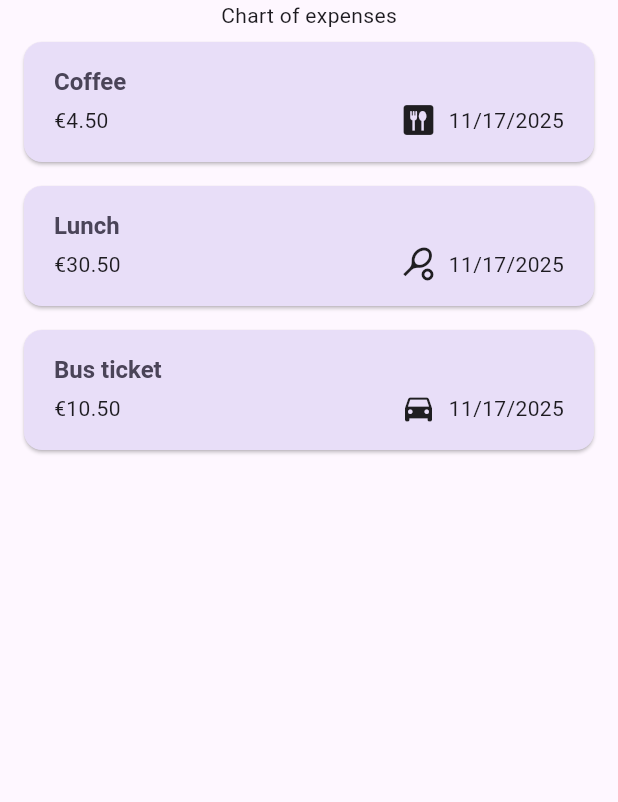
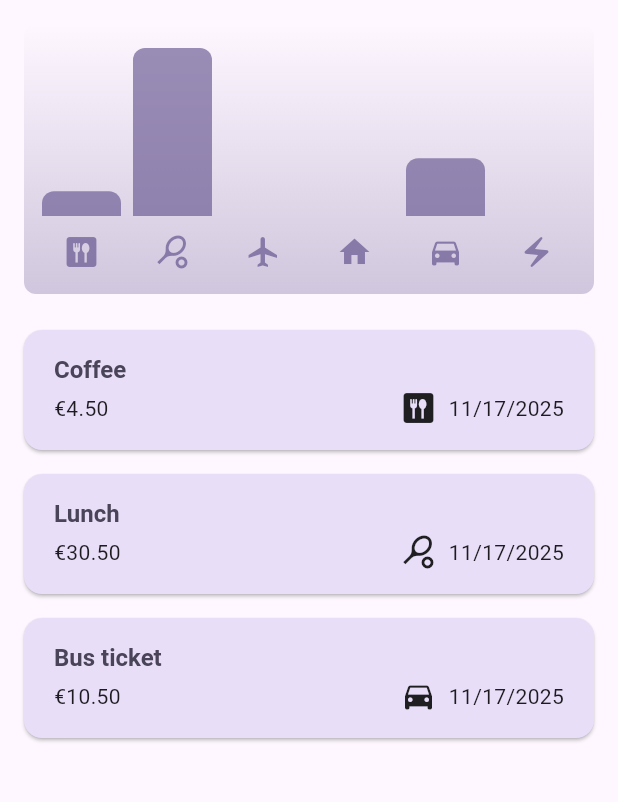
Before and after one commit to niamh-d/flutter_expense_tracker, a Flutter app: the screen it shows after launch, on a phone screen of 412 x 824 dp, the part 84-886 px from its top. Run offline on Flutter 3.47's test engine with Material 3 defaults, Android fonts, the phone set to English and light mode, and no system bars.

Commit message:
expenses chart with chart bars

```diff
--- /dev/null
+++ b/lib/widgets/chart/chart.dart
@@ -0,0 +1,93 @@
+import 'package:flutter/material.dart';
+
+import 'package:expense_tracker/widgets/chart/chart_bar.dart';
+import 'package:expense_tracker/models/expense.dart';
+
+class Chart extends StatelessWidget {
+  const Chart({super.key, required this.expenses});
+
+  final List<Expense> expenses;
+
+  List<ExpenseBucket> get buckets {
+    return [
+      ExpenseBucket.forCategory(expenses, ExpenseCategory.food),
+      ExpenseBucket.forCategory(expenses, ExpenseCategory.leisure),
+      ExpenseBucket.forCategory(expenses, ExpenseCategory.travel),
+      ExpenseBucket.forCategory(expenses, ExpenseCategory.home),
+      ExpenseBucket.forCategory(expenses, ExpenseCategory.transport),
+      ExpenseBucket.forCategory(expenses, ExpenseCategory.bills),
+    ];
+  }
+
+  double get maxTotalExpense {
+    double maxTotalExpense = 0;
+
+    for (final bucket in buckets) {
+      if (bucket.totalExpenses > maxTotalExpense) {
+        maxTotalExpense = bucket.totalExpenses;
+      }
+    }
+
+    return maxTotalExpense;
+  }
+
+  @override
+  Widget build(BuildContext context) {
+    final isDarkMode =
+        MediaQuery.of(context).platformBrightness == Brightness.dark;
+    return Container(
+      margin: const EdgeInsets.all(16),
+      padding: const EdgeInsets.symmetric(vertical: 16, horizontal: 8),
+      width: double.infinity,
+      height: 180,
+      decoration: BoxDecoration(
+        borderRadius: BorderRadius.circular(8),
+        gradient: LinearGradient(
+          colors: [
+            Theme.of(context).colorScheme.primary.withValues(alpha: 0.3),
+            Theme.of(context).colorScheme.primary.withValues(alpha: 0.0),
+          ],
+          begin: Alignment.bottomCenter,
+          end: Alignment.topCenter,
+        ),
+      ),
+      child: Column(
+        children: [
+          Expanded(
+            child: Row(
+              crossAxisAlignment: CrossAxisAlignment.end,
+              children: [
+                for (final bucket in buckets) // alternative to map()
+                  ChartBar(
+                    fill: bucket.totalExpenses == 0
+                        ? 0
+                        : bucket.totalExpenses / maxTotalExpense,
+                  ),
+              ],
+            ),
+          ),
+          const SizedBox(height: 12),
+          Row(
+            children: buckets
+                .map(
+                  (bucket) => Expanded(
+                    child: Padding(
+                      padding: const EdgeInsets.symmetric(horizontal: 4),
+                      child: Icon(
+                        categoryIcons[bucket.category],
+                        color: isDarkMode
+                            ? Theme.of(context).colorScheme.secondary
+                            : Theme.of(
+                                context,
+                              ).colorScheme.primary.withValues(alpha: 0.7),
+                      ),
+                    ),
+                  ),
+                )
+                .toList(),
+          ),
+        ],
+      ),
+    );
+  }
+}
--- /dev/null
+++ b/lib/widgets/chart/chart_bar.dart
@@ -0,0 +1,34 @@
+import 'package:flutter/material.dart';
+
+class ChartBar extends StatelessWidget {
+  const ChartBar({super.key, required this.fill});
+
+  final double fill;
+
+  @override
+  Widget build(BuildContext context) {
+    final isDarkMode =
+        MediaQuery.of(context).platformBrightness == Brightness.dark;
+    return Expanded(
+      child: Padding(
+        padding: const EdgeInsets.symmetric(horizontal: 4),
+        child: FractionallySizedBox(
+          heightFactor: fill,
+          child: DecoratedBox(
+            decoration: BoxDecoration(
+              shape: BoxShape.rectangle,
+              borderRadius: const BorderRadius.vertical(
+                top: Radius.circular(8),
+              ),
+              color: isDarkMode
+                  ? Theme.of(context).colorScheme.secondary
+                  : Theme.of(
+                      context,
+                    ).colorScheme.primary.withValues(alpha: 0.65),
+            ),
+          ),
+        ),
+      ),
+    );
+  }
+}
--- a/lib/widgets/expenses.dart
+++ b/lib/widgets/expenses.dart
@@ -1,3 +1,4 @@
+import 'package:expense_tracker/widgets/chart/chart.dart';
 import 'package:flutter/material.dart';
 
 import 'package:expense_tracker/models/expense.dart';
@@ -95,7 +96,7 @@ class _ExpensesState extends State<Expenses> {
       ),
       body: Column(
         children: [
-          const Text('Chart of expenses'),
+          Chart(expenses: _expenses),
           Expanded(child: mainContent),
         ],
       ),
```
